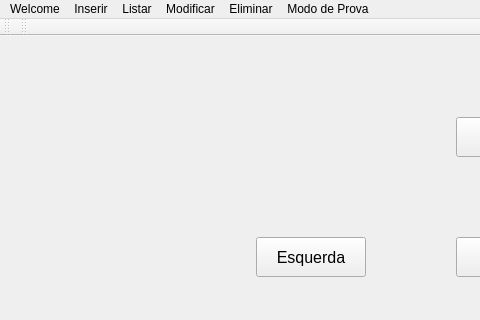
This is si/qt/gamelic_qt/mainwindow.ui in Wultyc/ISEP_1718_2A2S_LSIS1 as Qt 5 draws it before an edit; both pictures show x 0 to 480 and y 0 to 320 of the 1000 by 500 pixel window. The edited form follows.
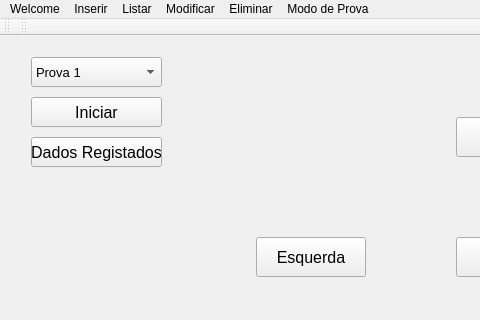
This is the edited form.

Commit message: Modo Prova alteração

The edit to the form file:
```diff
--- a/si/qt/gamelic_qt/mainwindow.ui
+++ b/si/qt/gamelic_qt/mainwindow.ui
@@ -1847,6 +1847,85 @@
          <string>Esquerda</string>
         </property>
        </widget>
+       <widget class="QComboBox" name="modoProvaComboBox">
+        <property name="geometry">
+         <rect>
+          <x>20</x>
+          <y>10</y>
+          <width>131</width>
+          <height>30</height>
+         </rect>
+        </property>
+        <property name="font">
+         <font>
+          <pointsize>10</pointsize>
+         </font>
+        </property>
+        <property name="currentText">
+         <string>Prova 1</string>
+        </property>
+        <item>
+         <property name="text">
+          <string>Prova 1</string>
+         </property>
+        </item>
+        <item>
+         <property name="text">
+          <string>Prova 2</string>
+         </property>
+        </item>
+        <item>
+         <property name="text">
+          <string>Prova 3</string>
+         </property>
+        </item>
+        <item>
+         <property name="text">
+          <string>Prova 4</string>
+         </property>
+        </item>
+        <item>
+         <property name="text">
+          <string>Prova 5</string>
+         </property>
+        </item>
+       </widget>
+       <widget class="QPushButton" name="InicarProva">
+        <property name="geometry">
+         <rect>
+          <x>20</x>
+          <y>50</y>
+          <width>131</width>
+          <height>30</height>
+         </rect>
+        </property>
+        <property name="font">
+         <font>
+          <pointsize>12</pointsize>
+         </font>
+        </property>
+        <property name="text">
+         <string>Iniciar</string>
+        </property>
+       </widget>
+       <widget class="QPushButton" name="DadosRegistados">
+        <property name="geometry">
+         <rect>
+          <x>20</x>
+          <y>90</y>
+          <width>131</width>
+          <height>30</height>
+         </rect>
+        </property>
+        <property name="font">
+         <font>
+          <pointsize>12</pointsize>
+         </font>
+        </property>
+        <property name="text">
+         <string>Dados Registados</string>
+        </property>
+       </widget>
       </widget>
      </widget>
     </item>
```
The commit also changes 1 other file.
